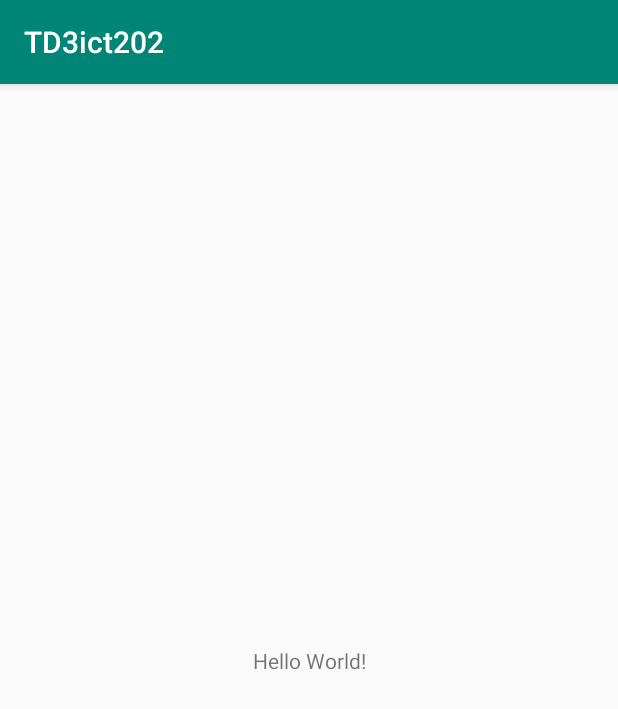
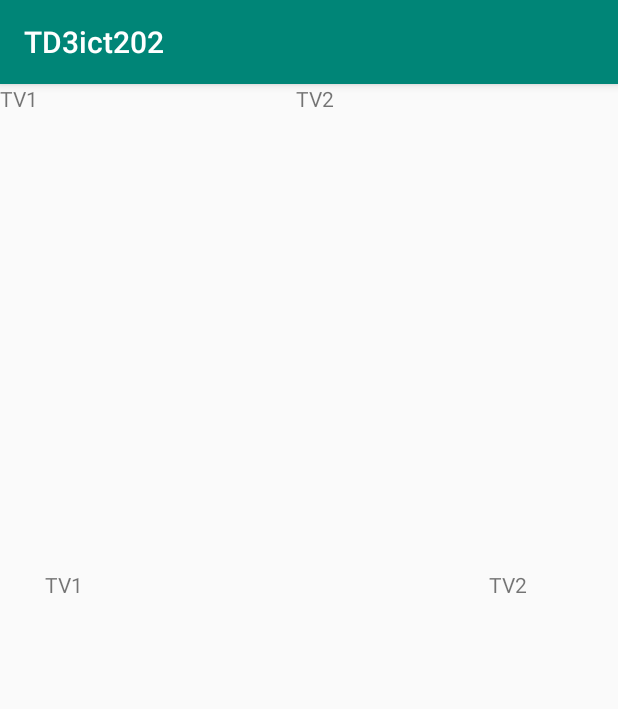
Before and after one commit to TheProgrammer92/Exercice-Formations, an Android app: the screen it shows after launch (MainActivity), on a phone screen of 412 x 824 dp. Shown: the top 709 px of the screen. Run offline under Robolectric (Android 15) with nearby library versions, the phone set to English and light mode, and no system bars; 2 statements that could not run were skipped.

Commit message:
add andoid, exercice TP2, exercice 1 and 2 resolved

```diff
--- a/Android/TD3ict202/app/src/main/AndroidManifest.xml
+++ b/Android/TD3ict202/app/src/main/AndroidManifest.xml
@@ -10,7 +10,7 @@
         android:supportsRtl="true"
         android:theme="@style/AppTheme">
         <service
-            android:name=".MyTD3Service"
+            android:name=".MainService"
             android:enabled="true"
             android:exported="true"></service>
 
--- a/Android/TD3ict202/app/src/main/java/com/theprogrammer/td3ict202/MainActivity.java
+++ b/Android/TD3ict202/app/src/main/java/com/theprogrammer/td3ict202/MainActivity.java
@@ -3,25 +3,42 @@ package com.theprogrammer.td3ict202;
 import android.content.Intent;
 import android.support.v7.app.AppCompatActivity;
 import android.os.Bundle;
+import android.util.Log;
 
-import static android.app.Service.START_STICKY;
+import com.theprogrammer.td3ict202.outils.MyAsyncTask;
+
+import java.util.Timer;
+import java.util.TimerTask;
 
 public class MainActivity extends AppCompatActivity {
+
+    Intent intent = new Intent(MainActivity.this, MainService.class);
+    MyAsyncTask myTask  = new MyAsyncTask();
+
+
+// schedule timer
+
 
     @Override
     protected void onCreate(Bundle savedInstanceState) {
         super.onCreate(savedInstanceState);
         setContentView(R.layout.activity_main);
 
-        Intent intent = new Intent(MainActivity.this,MyTD3Service.class);
+        Log.d("MainActivity", "Création de l'activité");
+
+        myTask.execute();
+
         startService(intent);
 
     }
 
+
+
+
     @Override
     protected void onDestroy() {
         super.onDestroy();
-        Intent intent = new Intent(MainActivity.this,MyTD3Service.class);
+
 
 
     }
--- /dev/null
+++ b/Android/TD3ict202/app/src/main/java/com/theprogrammer/td3ict202/MainService.java
@@ -0,0 +1,56 @@
+package com.theprogrammer.td3ict202;
+
+import android.app.Service;
+import android.content.Intent;
+import android.os.IBinder;
+import android.util.Log;
+
+import java.util.Timer;
+import java.util.TimerTask;
+
+public class MainService extends Service {
+
+
+
+    Timer timer = new Timer();
+
+    TimerTask myTimerTask = new TimerTask() {
+
+        @Override
+        public void run() {
+            // ...
+
+            Log.d("TimeTask Log","Salut, TheProgrammer My Time est lancé");
+        }
+
+        };
+
+
+    public MainService() {
+    }
+
+    @Override
+    public void onCreate() {
+
+        timer.schedule(myTimerTask, 3000);
+    }
+
+    @Override
+    public IBinder onBind(Intent intent) {
+        // TODO: Return the communication channel to the service.
+        throw new UnsupportedOperationException("Not yet implemented");
+    }
+
+    @Override
+    public int onStartCommand(Intent intent, int flags, int startId) {
+        return START_STICKY;
+    }
+
+    @Override
+    public void onDestroy() {
+        myTimerTask.cancel();
+
+        super.onDestroy();
+
+    }
+}
--- a/Android/TD3ict202/app/src/main/java/com/theprogrammer/td3ict202/MyTD3Service.java
+++ /dev/null
@@ -1,16 +0,0 @@
-package com.theprogrammer.td3ict202;
-
-import android.app.Service;
-import android.content.Intent;
-import android.os.IBinder;
-
-public class MyTD3Service extends Service {
-    public MyTD3Service() {
-    }
-
-    @Override
-    public IBinder onBind(Intent intent) {
-        // TODO: Return the communication channel to the service.
-        throw new UnsupportedOperationException("Not yet implemented");
-    }
-}
--- /dev/null
+++ b/Android/TD3ict202/app/src/main/java/com/theprogrammer/td3ict202/outils/MyAsyncTask.java
@@ -0,0 +1,13 @@
+package com.theprogrammer.td3ict202.outils;
+
+import android.os.AsyncTask;
+import android.util.Log;
+
+public class MyAsyncTask  extends AsyncTask {
+    @Override
+    protected Object doInBackground(Object[] objects) {
+
+        Log.d("Tache Asynchrone"," Je suis exécuté ");
+        return null;
+    }
+}
--- a/Android/TD3ict202/app/src/main/res/layout/activity_main.xml
+++ b/Android/TD3ict202/app/src/main/res/layout/activity_main.xml
@@ -6,13 +6,132 @@
     android:layout_height="match_parent"
     tools:context=".MainActivity">
 
-    <TextView
-        android:layout_width="wrap_content"
-        android:layout_height="wrap_content"
-        android:text="Hello World!"
-        app:layout_constraintBottom_toBottomOf="parent"
-        app:layout_constraintLeft_toLeftOf="parent"
-        app:layout_constraintRight_toRightOf="parent"
-        app:layout_constraintTop_toTopOf="parent" />
 
+    <LinearLayout
+        android:layout_width="395dp"
+        android:layout_height="715dp"
+        android:orientation="vertical"
+        tools:layout_editor_absoluteX="8dp"
+        tools:layout_editor_absoluteY="8dp">
+
+        <LinearLayout
+            android:layout_width="match_parent"
+            android:layout_height="match_parent"
+            android:layout_weight="1"
+            android:orientation="vertical"
+            tools:layout_editor_absoluteX="8dp"
+            tools:layout_editor_absoluteY="8dp">
+
+            <LinearLayout
+                android:layout_width="match_parent"
+                android:layout_height="wrap_content"
+                android:layout_weight="1"
+                android:orientation="horizontal">
+
+                <TextView
+                    android:id="@+id/textView3"
+                    android:layout_width="wrap_content"
+                    android:layout_height="wrap_content"
+                    android:layout_weight="1"
+                    android:text="TV1" />
+
+                <TextView
+                    android:id="@+id/textView4"
+                    android:layout_width="wrap_content"
+                    android:layout_height="wrap_content"
+                    android:layout_weight="1"
+                    android:text="TV2" />
+            </LinearLayout>
+
+            <LinearLayout
+                android:layout_width="match_parent"
+                android:layout_height="wrap_content"
+                android:layout_weight="1"
+                android:orientation="horizontal"
+                android:padding="30dp">
+
+                <TextView
+                    android:id="@+id/textView3"
+                    android:layout_width="283dp"
+                    android:layout_height="wrap_content"
+                    android:layout_weight="1"
+                    android:text="TV1" />
+
+                <TextView
+                    android:id="@+id/textView4"
+                    android:layout_width="wrap_content"
+                    android:layout_height="wrap_content"
+                    android:layout_weight="1"
+                    android:text="TV2" />
+            </LinearLayout>
+
+        </LinearLayout>
+
+        <LinearLayout
+            android:layout_width="match_parent"
+            android:layout_height="wrap_content"
+            android:layout_weight="1"
+            android:orientation="horizontal"
+            android:padding="30dp">
+
+            <TextView
+                android:id="@+id/textView3"
+                android:layout_width="283dp"
+                android:layout_height="wrap_content"
+                android:layout_weight="1"
+                android:text="TV1" />
+
+            <TextView
+                android:id="@+id/textView4"
+                android:layout_width="wrap_content"
+                android:layout_height="wrap_content"
+                android:layout_weight="1"
+                android:text="TV2" />
+        </LinearLayout>
+
+        <LinearLayout
+            android:layout_width="match_parent"
+            android:layout_height="wrap_content"
+            android:layout_weight="1"
+            android:orientation="horizontal"
+            android:padding="30dp">
+
+            <TextView
+                android:id="@+id/textView3"
+                android:layout_width="wrap_content"
+                android:layout_height="wrap_content"
+                android:layout_weight="1"
+                android:text="TV1" />
+
+            <TextView
+                android:id="@+id/textView4"
+                android:layout_width="wrap_content"
+                android:layout_height="wrap_content"
+                android:layout_weight="1"
+                android:text="TV2" />
+        </LinearLayout>
+
+        <LinearLayout
+            android:layout_width="match_parent"
+            android:layout_height="wrap_content"
+            android:layout_weight="1"
+            android:orientation="horizontal"
+            android:padding="30dp">
+
+            <Button
+                android:id="@+id/button"
+                android:layout_width="wrap_content"
+                android:layout_height="wrap_content"
+                android:layout_weight="1"
+                android:text="Button" />
+
+            <Button
+                android:id="@+id/button2"
+                android:layout_width="wrap_content"
+                android:layout_height="wrap_content"
+                android:layout_weight="1"
+                android:text="BTN 1" />
+        </LinearLayout>
+
+    </LinearLayout>
 </android.support.constraint.ConstraintLayout>
```
